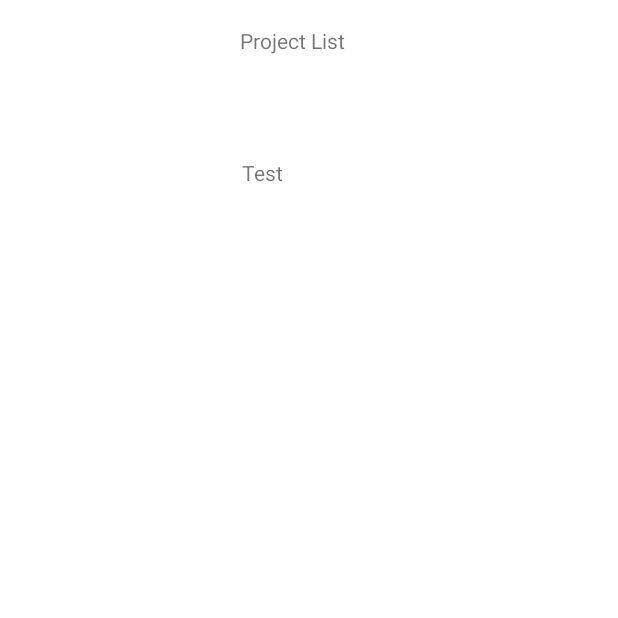
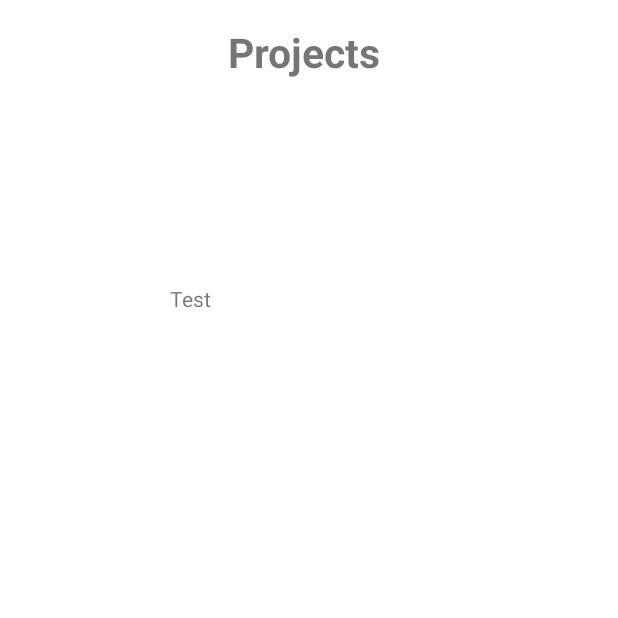
Before and after one commit to jsubrata12/INFS3605, an Android app: the ProjectActivity screen opened directly, with no data from a screen before it, on a phone screen of 412 x 824 dp, the top half of it. Before the commit the part shown is almost empty. Run offline under Robolectric (Android 15) with nearby library versions, the phone set to English and light mode, and no system bars.

```diff
--- a/app/src/main/java/com/example/infs3605/ProjectActivity.java
+++ b/app/src/main/java/com/example/infs3605/ProjectActivity.java
@@ -34,7 +34,6 @@ public class ProjectActivity extends AppCompatActivity {
         RecyclerView.LayoutManager layoutManager = new LinearLayoutManager(getApplicationContext());
         projRV.setLayoutManager(layoutManager);
 
-        // When an Item in the RecyclerView is clicked, a DetailActivity for the specific topic is started
         ProjectAdapter.OnItemClickListener clickListener = new ProjectAdapter.OnItemClickListener() {
             @Override
             public void onClick(View view, String id) {
--- a/app/src/main/res/layout/activity_project.xml
+++ b/app/src/main/res/layout/activity_project.xml
@@ -18,9 +18,11 @@
         android:id="@+id/textView"
         android:layout_width="wrap_content"
         android:layout_height="wrap_content"
-        android:layout_marginStart="160dp"
-        android:layout_marginTop="17dp"
-        android:text="Project List"
+        android:layout_marginStart="152dp"
+        android:layout_marginTop="16dp"
+        android:text="Projects"
+        android:textSize="27sp"
+        android:textStyle="bold"
         app:layout_constraintStart_toStartOf="parent"
         app:layout_constraintTop_toTopOf="parent" />
 </androidx.constraintlayout.widget.ConstraintLayout>
--- a/app/src/main/res/layout/project_list_row.xml
+++ b/app/src/main/res/layout/project_list_row.xml
@@ -9,9 +9,10 @@
         android:id="@+id/tvName"
         android:layout_width="182dp"
         android:layout_height="34dp"
-        android:layout_marginStart="160dp"
-        android:layout_marginTop="44dp"
+        android:layout_marginStart="112dp"
+        android:layout_marginTop="128dp"
         android:text="TextView"
         app:layout_constraintStart_toStartOf="parent"
         app:layout_constraintTop_toTopOf="parent" />
+
 </androidx.constraintlayout.widget.ConstraintLayout>
```
Also changed, not shown: app/src/main/java/com/example/infs3605/SDG.java (added, +60 -0 lines).
